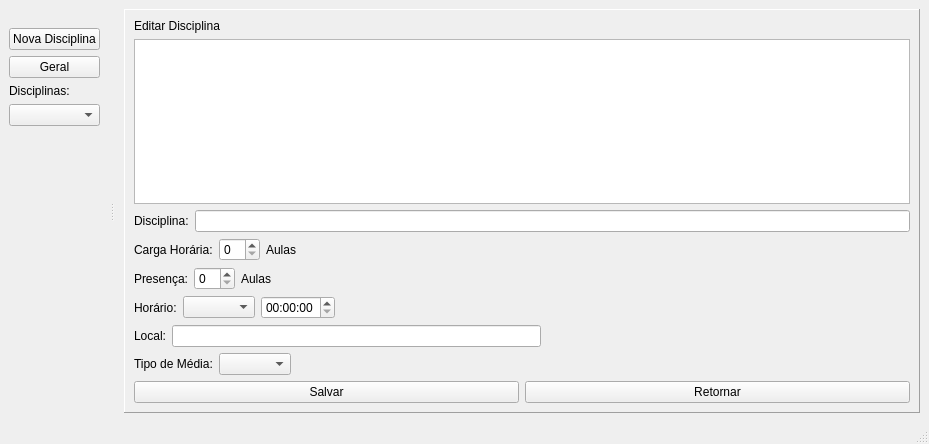
Qt form estudePy.ui (JoseBonillaArruda/EstudePy) before a commit.
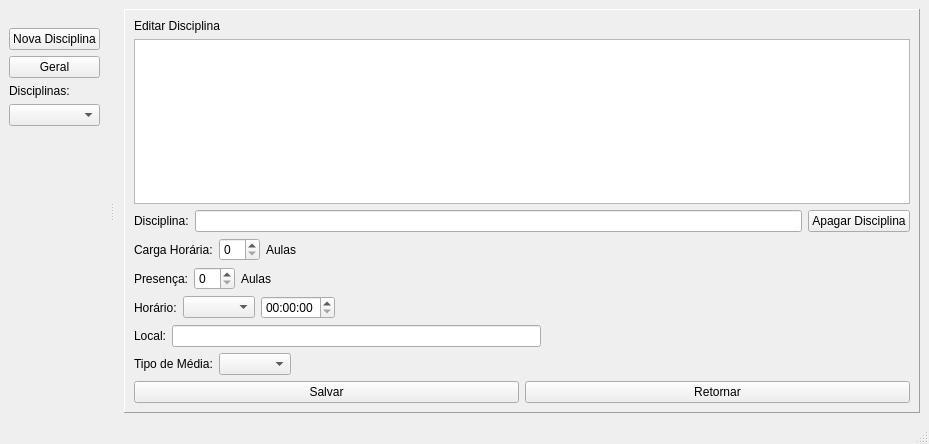
The same form after that commit. The open tabs and pages were chosen to show the change.

Commit message: função Remover Nota implementada

What changed in the file:
```diff
--- a/estudePy.ui
+++ b/estudePy.ui
@@ -595,6 +595,8 @@
          <widget class="QTableWidget" name="editdiscitableWidget"/>
         </item>
         <item row="2" column="0">
+         <layout class="QHBoxLayout" name="horizontalLayout_11">
+          <item>
          <layout class="QHBoxLayout" name="horizontalLayout_18">
           <item>
            <widget class="QLabel" name="label_16">
@@ -605,6 +607,15 @@
           </item>
           <item>
            <widget class="QLineEdit" name="editdiscinomelineEdit"/>
+            </item>
+           </layout>
+          </item>
+          <item>
+           <widget class="QPushButton" name="pushButton">
+            <property name="text">
+             <string>Apagar Disciplina</string>
+            </property>
+           </widget>
           </item>
          </layout>
         </item>
```
Left out of the diff: 9 changed lines with no effect on the pictures. Lines whose indentation alone changed are shown as unchanged. The commit also changes 2 other files.
